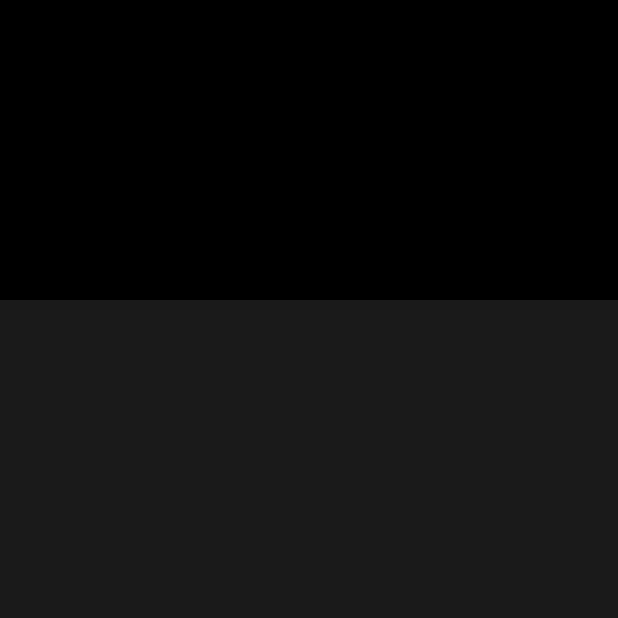
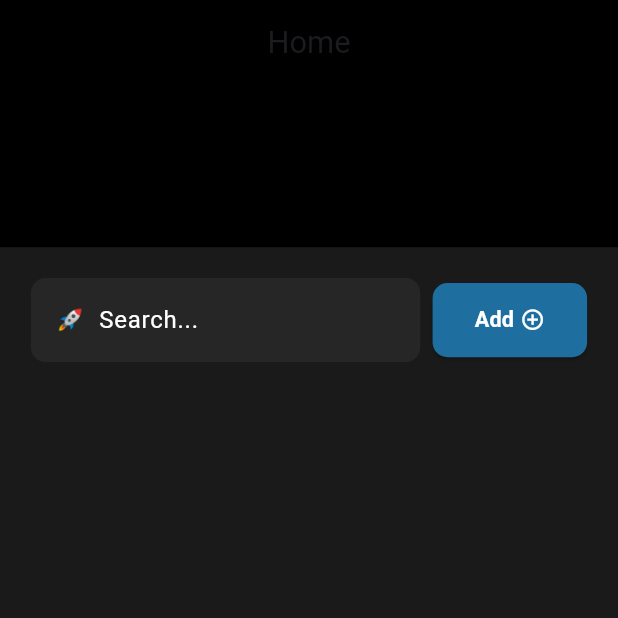
Before and after one commit to mhdsinas22/Taskly, a Flutter app: the screen it shows after launch, on a phone screen of 412 x 824 dp, the top half of it. Run offline on Flutter 3.47's test engine with Material 3 defaults, Android fonts, the phone set to English and light mode, and no system bars; Roboto replaces fonts that are missing (Manjari).

Commit message:
home page ui header ready

```diff
--- a/lib/core/constants/appcolors.dart
+++ b/lib/core/constants/appcolors.dart
@@ -5,4 +5,5 @@ class AppColors {
   static const Color surfaceColor = Color(0xFF1A1A1A); // Surface
   static const Color onSurface = Color(0xFFFFFFFF); // On Surface
   static const Color black = Color(0xFF000000); // Black
+  static const Color darkGrey = Color(0xFF262626); // Dark Grey
 }
--- a/lib/core/constants/apptextfield.dart
+++ b/lib/core/constants/apptextfield.dart
@@ -2,6 +2,7 @@ import 'package:flutter/material.dart';
 
 class Apptextfield {
   static OutlineInputBorder circularborder = OutlineInputBorder(
+    borderSide: BorderSide.none,
     borderRadius: BorderRadius.circular(10),
   );
   static OutlineInputBorder squareborder = OutlineInputBorder();
--- /dev/null
+++ b/lib/core/widgets/custom_button/circular_button.dart
@@ -0,0 +1,39 @@
+import 'package:borading_week2/core/constants/appcolors.dart';
+import 'package:flutter/material.dart';
+
+class CircularButton extends StatelessWidget {
+  final Color backgroundcolor;
+  final VoidCallback onPressed;
+  final Color forgroundcolor;
+  final Widget child;
+  final double height;
+  final double width;
+  const CircularButton({
+    super.key,
+    required this.onPressed,
+    required this.child,
+    this.backgroundcolor = AppColors.primaryColor,
+    this.forgroundcolor = AppColors.onSurface,
+    this.width = 272,
+    this.height = 40,
+  });
+
+  @override
+  Widget build(BuildContext context) {
+    return SizedBox(
+      width: width,
+      height: height,
+      child: ElevatedButton(
+        onPressed: onPressed,
+        style: ElevatedButton.styleFrom(
+          backgroundColor: backgroundcolor,
+          foregroundColor: forgroundcolor,
+          shape: RoundedRectangleBorder(
+            borderRadius: BorderRadius.circular(10),
+          ),
+        ),
+        child: child,
+      ),
+    );
+  }
+}
--- a/lib/core/widgets/custom_textfield/circular_textfield.dart
+++ b/lib/core/widgets/custom_textfield/circular_textfield.dart
@@ -1,3 +1,5 @@
+import 'package:borading_week2/core/constants/appcolors.dart';
+import 'package:borading_week2/core/constants/apptextfield.dart';
 import 'package:flutter/material.dart';
 
 class CircularTextField extends StatelessWidget {
@@ -8,9 +10,13 @@ class CircularTextField extends StatelessWidget {
   Widget build(BuildContext context) {
     return TextFormField(
       decoration: InputDecoration(
+        border: InputBorder.none,
+        hintStyle: TextStyle(color: AppColors.onSurface),
+        fillColor: AppColors.darkGrey, // background color
+        filled: true,
         hintText: hinttext,
-        focusedBorder: Apptextfield.squareborder,
-        enabledBorder: Apptextfield.squareborder,
+        focusedBorder: Apptextfield.circularborder,
+        enabledBorder: Apptextfield.circularborder,
       ),
     );
   }
--- a/lib/core/widgets/texts/boldtext.dart
+++ b/lib/core/widgets/texts/boldtext.dart
@@ -1,3 +1,4 @@
+import 'package:borading_week2/core/constants/appcolors.dart';
 import 'package:flutter/material.dart';
 
 class BoldText extends StatelessWidget {
@@ -10,7 +11,7 @@ class BoldText extends StatelessWidget {
     this.fontsize = 20,
     required this.text,
     this.textAlign = TextAlign.center,
-    this.color = Colors.black,
+    this.color = AppColors.onSurface,
   });
 
   @override
--- a/lib/core/widgets/texts/semibold.dart
+++ b/lib/core/widgets/texts/semibold.dart
@@ -1,3 +1,4 @@
+import 'package:borading_week2/core/constants/appcolors.dart';
 import 'package:flutter/material.dart';
 
 class SemiBold extends StatelessWidget {
@@ -10,7 +11,7 @@ class SemiBold extends StatelessWidget {
     this.fontsize = 20,
     required this.text,
     this.textAlign = TextAlign.center,
-    this.color = Colors.black,
+    this.color = AppColors.onSurface,
   });
 
   @override
--- a/lib/views/home_screen.dart
+++ b/lib/views/home_screen.dart
@@ -1,4 +1,7 @@
 import 'package:borading_week2/core/constants/appcolors.dart';
+import 'package:borading_week2/core/widgets/custom_button/circular_button.dart';
+import 'package:borading_week2/core/widgets/custom_textfield/circular_textfield.dart';
+import 'package:borading_week2/core/widgets/texts/boldtext.dart';
 import 'package:flutter/material.dart';
 
 class HomeScreen extends StatelessWidget {
@@ -6,12 +9,49 @@ class HomeScreen extends StatelessWidget {
 
   @override
   Widget build(BuildContext context) {
+    // screen width & height edukkan
+    final screenWidth = MediaQuery.of(context).size.width;
+    final screenHeight = MediaQuery.of(context).size.height;
+
     return Scaffold(
       appBar: PreferredSize(
-        preferredSize: Size.fromHeight(200),
-        child: AppBar(backgroundColor: AppColors.black),
+        preferredSize: Size.fromHeight(screenHeight * 0.2), // 20% screen height
+        child: AppBar(
+          backgroundColor: AppColors.black,
+          title: Text(
+            "Home",
+            style: TextStyle(fontSize: screenWidth * 0.05),
+          ), // responsive title
+          centerTitle: true,
+        ),
       ),
-      body: Column(children: [Row(children: [])]),
+      body: Padding(
+        padding: EdgeInsets.all(screenWidth * 0.05), // responsive padding
+        child: Column(
+          crossAxisAlignment: CrossAxisAlignment.start,
+          children: [
+            Row(
+              children: [
+                Expanded(child: CircularTextField(hinttext: "🚀  Search...")),
+                SizedBox(width: screenWidth * 0.02), // gap
+                CircularButton(
+                  width: screenWidth * 0.25, // responsive width
+                  height: screenHeight * 0.06, // responsive height
+                  onPressed: () {},
+                  child: Row(
+                    mainAxisAlignment: MainAxisAlignment.center,
+                    children: [
+                      BoldText(text: "Add", fontsize: screenWidth * 0.035),
+                      SizedBox(width: screenWidth * 0.01),
+                      Icon(Icons.add_circle_outline, size: screenWidth * 0.04),
+                    ],
+                  ),
+                ),
+              ],
+            ),
+          ],
+        ),
+      ),
     );
   }
 }
```
